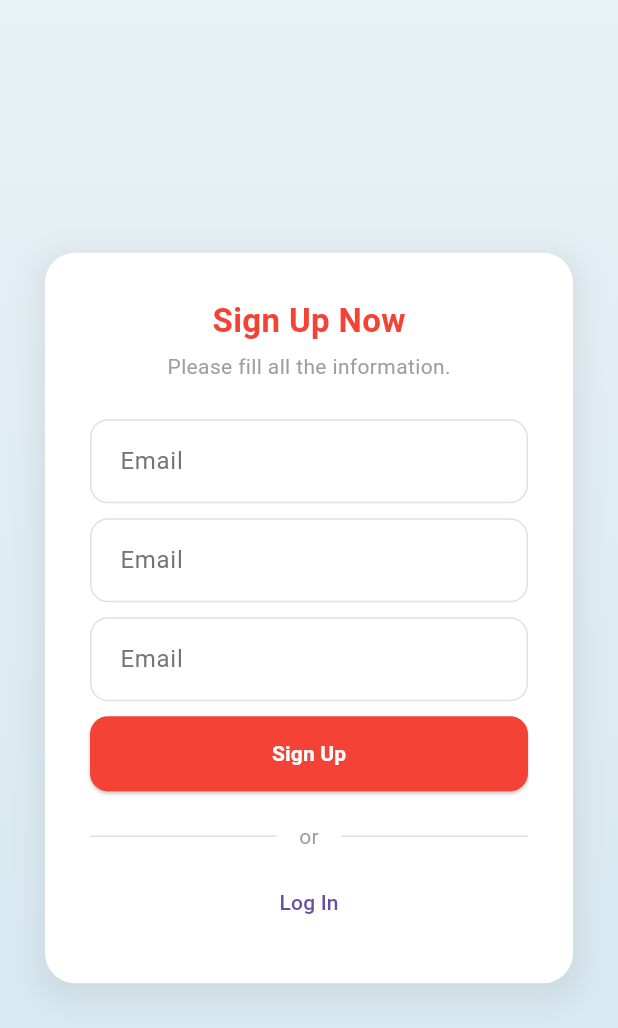
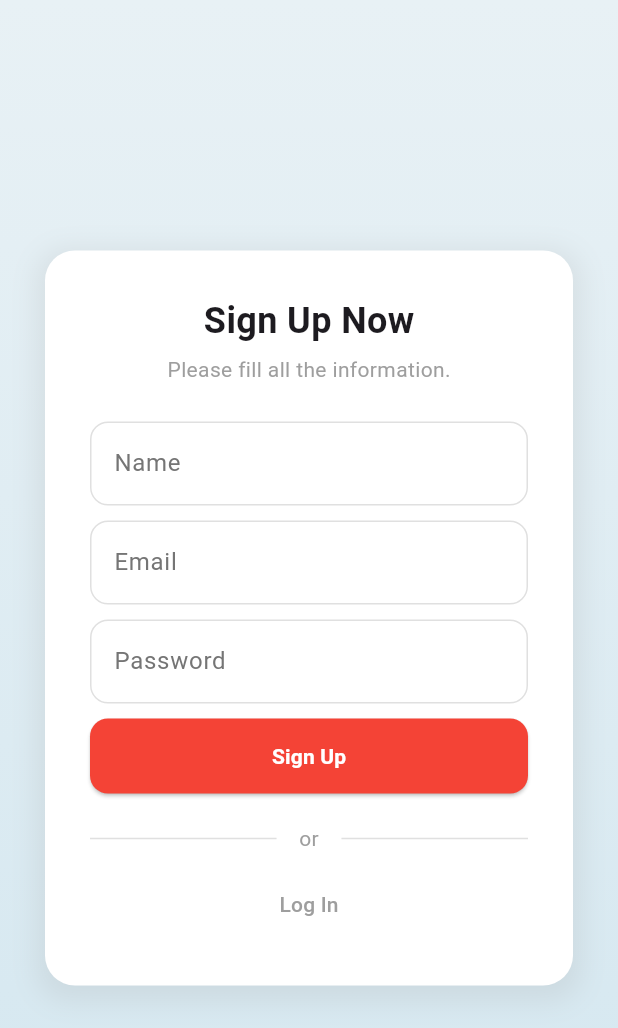
Before and after one commit to VitorFranciscoDev/daily-track-app, a Flutter app: the screen it shows after launch, after a tap on "Get Started", on a phone screen of 412 x 824 dp. Shown: the top 1028 px of the screen. Run offline on Flutter 3.47's test engine with Material 3 defaults, Android fonts, the phone set to English and light mode, and no system bars; our stand-ins replace sqflite; accounts and stored records are empty.

Commit message:
feature(): sign up screen elements to components

```diff
--- /dev/null
+++ b/lib/infrastructure/presentation/auth/components/divider.dart
@@ -0,0 +1,18 @@
+import 'package:flutter/material.dart';
+
+class DividerComponent extends StatelessWidget {
+  const DividerComponent({super.key});
+
+  @override
+  Widget build(BuildContext context) {
+    return Row(
+      children: [
+        Expanded(child: Divider(color: Colors.grey[300])),
+        const SizedBox(width: 15),
+        const Text("or", style: TextStyle(color: Colors.grey)),
+        const SizedBox(width: 15),
+        Expanded(child: Divider(color: Colors.grey[300])),
+      ],
+    );
+  }
+}
--- /dev/null
+++ b/lib/infrastructure/presentation/auth/components/subtitle.dart
@@ -0,0 +1,17 @@
+import 'package:flutter/material.dart';
+
+class SubtitleComponent extends StatelessWidget {
+  const SubtitleComponent({ super.key, required this.subtitle });
+  final String subtitle;
+
+  @override
+  Widget build(BuildContext context) {
+    return Text(
+      subtitle,
+      style: TextStyle(
+        fontSize: 14,
+        color: Colors.grey,
+      ),
+    );
+  }
+}
--- /dev/null
+++ b/lib/infrastructure/presentation/auth/components/text_button.dart
@@ -0,0 +1,20 @@
+import 'package:flutter/material.dart';
+
+class TextButtonComponent extends StatelessWidget {
+  const TextButtonComponent({ super.key, required this.message, required this.function });
+  final String message;
+  final VoidCallback function;
+
+  @override
+  Widget build(BuildContext context) {
+    return TextButton(
+      onPressed: () => function(),
+      child: Text(
+        message,
+        style: TextStyle(
+          color: Colors.grey,
+        ),
+      ),
+    );
+  }
+}
--- a/lib/infrastructure/presentation/auth/components/text_field.dart
+++ b/lib/infrastructure/presentation/auth/components/text_field.dart
@@ -1,7 +1,8 @@
 import 'package:flutter/material.dart';
 
 class TextFieldComponent extends StatefulWidget {
-  const TextFieldComponent({super.key});
+  const TextFieldComponent({ super.key, required this.label });
+  final String label;
 
   @override
   State<TextFieldComponent> createState() => _TextFieldComponentState();
@@ -12,23 +13,15 @@ class _TextFieldComponentState extends State<TextFieldComponent> {
   Widget build(BuildContext context) {
     return TextField(
       decoration: InputDecoration(
-        labelText: 'Email',
-        labelStyle: TextStyle(color: Colors.grey.shade600),
-        border: OutlineInputBorder(
-          borderRadius: BorderRadius.circular(12),
-          borderSide: BorderSide(color: Colors.grey.shade300),
-        ),
+        labelText: widget.label,
+        labelStyle: TextStyle(color: Colors.grey[600]),
         enabledBorder: OutlineInputBorder(
           borderRadius: BorderRadius.circular(12),
-          borderSide: BorderSide(color: Colors.grey.shade300),
+          borderSide: BorderSide(color: Colors.grey[300]!),
         ),
         focusedBorder: OutlineInputBorder(
           borderRadius: BorderRadius.circular(12),
-          borderSide: BorderSide(color: Colors.red.shade700),
-        ),
-        contentPadding: const EdgeInsets.symmetric(
-          horizontal: 16,
-          vertical: 16,
+          borderSide: BorderSide(color: Colors.red),
         ),
       ),
     );
--- /dev/null
+++ b/lib/infrastructure/presentation/auth/components/title.dart
@@ -0,0 +1,17 @@
+import 'package:flutter/material.dart';
+
+class TitleComponent extends StatelessWidget {
+  const TitleComponent({ super.key, required this.title });
+  final String title;
+
+  @override
+  Widget build(BuildContext context) {
+    return Text(
+      title,
+      style: TextStyle(
+        fontWeight: FontWeight.bold,
+        fontSize: 24,
+      ),
+    );
+  }
+}
--- a/lib/infrastructure/presentation/auth/signup_screen.dart
+++ b/lib/infrastructure/presentation/auth/signup_screen.dart
@@ -1,5 +1,9 @@
 import 'package:daily_track/infrastructure/presentation/auth/components/button.dart';
+import 'package:daily_track/infrastructure/presentation/auth/components/divider.dart';
+import 'package:daily_track/infrastructure/presentation/auth/components/subtitle.dart';
+import 'package:daily_track/infrastructure/presentation/auth/components/text_button.dart';
 import 'package:daily_track/infrastructure/presentation/auth/components/text_field.dart';
+import 'package:daily_track/infrastructure/presentation/auth/components/title.dart';
 import 'package:daily_track/infrastructure/presentation/auth/login_screen.dart';
 import 'package:flutter/material.dart';
 
@@ -46,36 +50,23 @@ class _SignUpScreenState extends State<SignUpScreen> {
             child: Column(
               mainAxisSize: MainAxisSize.min,
               children: [
-                const Text(
-                  "Sign Up Now",
-                  style: TextStyle(
-                    fontWeight: FontWeight.bold,
-                    color: Colors.red,
-                    fontSize: 22,
-                  ),
-                ),
+                TitleComponent(title: "Sign Up Now"),
 
                 const SizedBox(height: 5),
 
-                const Text(
-                  "Please fill all the information.",
-                  style: TextStyle(
-                    color: Colors.grey,
-                    fontSize: 14,
-                  ),
-                ),
+                SubtitleComponent(subtitle: "Please fill all the information."),
 
                 const SizedBox(height: 25),
 
-                TextFieldComponent(),
+                TextFieldComponent(label: "Name"),
 
                 const SizedBox(height: 10),
 
-                TextFieldComponent(),
+                TextFieldComponent(label: "Email"),
 
                 const SizedBox(height: 10),
 
-                TextFieldComponent(),
+                TextFieldComponent(label: "Password"),
 
                 const SizedBox(height: 10),
 
@@ -83,22 +74,11 @@ class _SignUpScreenState extends State<SignUpScreen> {
 
                 const SizedBox(height: 20),
 
-                Row(
-                  children: [
-                    Expanded(child: Divider(color: Colors.grey[300])),
-                    const SizedBox(width: 15),
-                    const Text("or", style: TextStyle(color: Colors.grey)),
-                    const SizedBox(width: 15),
-                    Expanded(child: Divider(color: Colors.grey[300])),
-                  ],
-                ),
+                DividerComponent(),
 
                 const SizedBox(height: 10),
 
-                TextButton(
-                  onPressed: () => Navigator.push(context, MaterialPageRoute(builder: (context) => LoginScreen())),
-                  child: const Text("Log In"),
-                ),
+                TextButtonComponent(message: "Log In", function: () => Navigator.push(context, MaterialPageRoute(builder: (context) => LoginScreen()))),
               ],
             ),
           ),
--- a/lib/infrastructure/presentation/auth/welcome_screen.dart
+++ b/lib/infrastructure/presentation/auth/welcome_screen.dart
@@ -1,4 +1,7 @@
 import 'package:daily_track/infrastructure/presentation/auth/components/button.dart';
+import 'package:daily_track/infrastructure/presentation/auth/components/subtitle.dart';
+import 'package:daily_track/infrastructure/presentation/auth/components/text_button.dart';
+import 'package:daily_track/infrastructure/presentation/auth/components/title.dart';
 import 'package:daily_track/infrastructure/presentation/auth/login_screen.dart';
 import 'package:daily_track/infrastructure/presentation/auth/signup_screen.dart';
 import 'package:flutter/material.dart';
@@ -15,37 +18,33 @@ class WelcomeScreen extends StatelessWidget {
         child: Column(
           mainAxisAlignment: MainAxisAlignment.center,
           children: [
-            const Text(
-              "Welcome to Daily Track!",
-              style: TextStyle(
-                fontWeight: FontWeight.bold,
-                fontSize: 24,
+            // Icon
+            Container(
+              padding: const EdgeInsets.all(30),
+              decoration: BoxDecoration(
+                color: Colors.red.withOpacity(0.1),
+                borderRadius: BorderRadius.circular(20),
               ),
-            ),
-
-            const SizedBox(height: 10),
-
-            const Text(
-              "Your app for mananing tracks.",
-              style: TextStyle(
-                fontSize: 14,
-                color: Colors.grey,
-              ),
+              child: Icon(Icons.task, color: Colors.red, size: 50),
             ),
 
             const SizedBox(height: 20),
 
+            // Title
+            TitleComponent(title: "Welcome to Daily Track"),
+
+            const SizedBox(height: 10),
+
+            // Subtitle
+            SubtitleComponent(subtitle: "Your app for mananing tracks."),
+
+            const SizedBox(height: 20),
+
+            // Get Started Button [Sign Up]
             ButtonComponent(message: "Get Started", function: () => Navigator.pushReplacement(context, MaterialPageRoute(builder: (context) => SignUpScreen()))),
 
-            TextButton(
-              onPressed: () => Navigator.pushReplacement(context, MaterialPageRoute(builder: (context) => LoginScreen())),
-              child: const Text(
-                "I already have an account.",
-                style: TextStyle(
-                  color: Colors.grey,
-                ),
-              ),
-            ),
+            // I already have an account Button [Login]
+            TextButtonComponent(message: "I already have an account", function: () => Navigator.pushReplacement(context, MaterialPageRoute(builder: (context) => LoginScreen()))),
           ],
         ),
       ),
```
